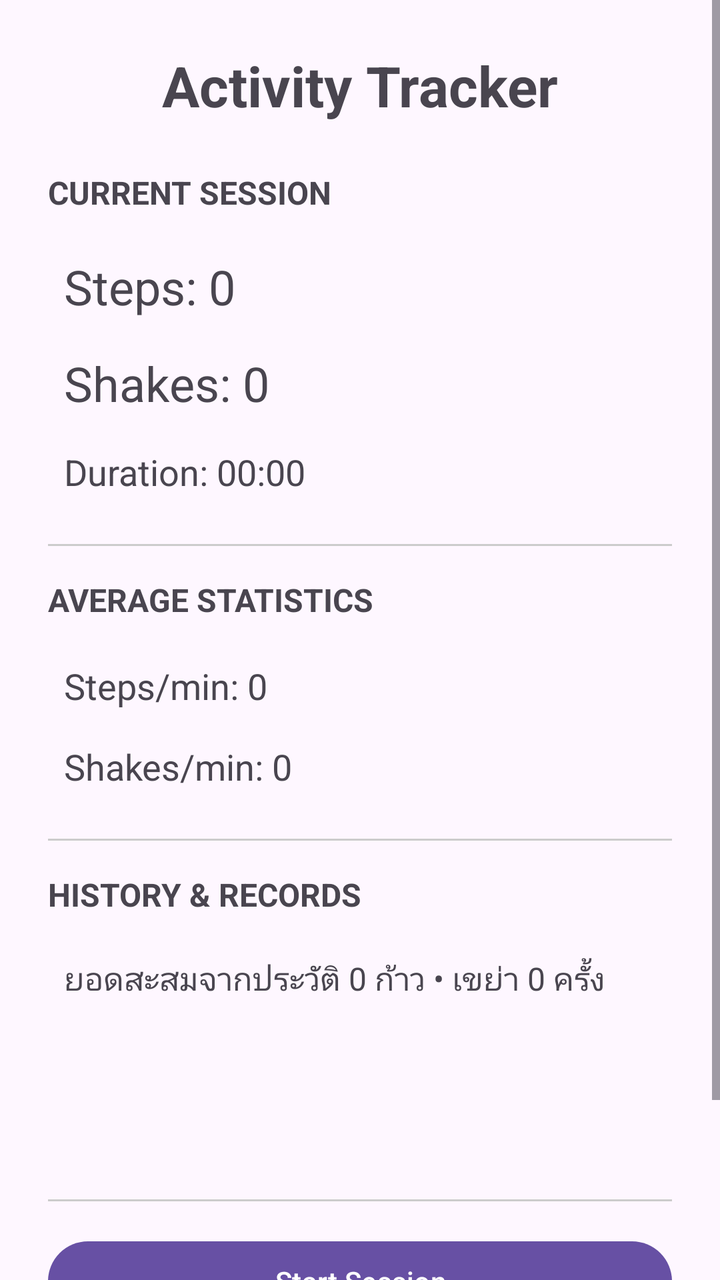
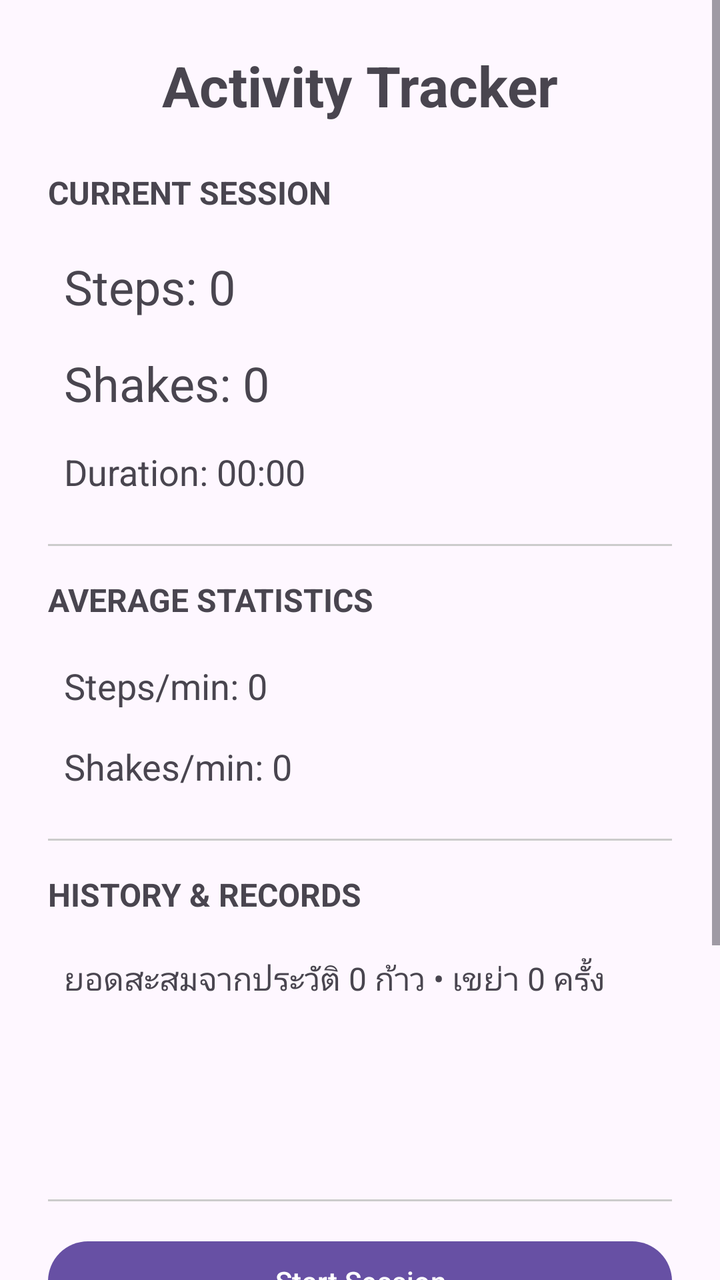

Before-and-after screenshots of an Android layout around one commit, followed by the original layout XML and the change that was made.
<!-- AndroidManifest.xml: application theme Theme.ASS2 -->
<!-- res/layout/activity_main.xml -->
<?xml version="1.0" encoding="utf-8"?>
<ScrollView xmlns:android="http://schemas.android.com/apk/res/android"
    android:id="@+id/main"
    android:layout_width="match_parent"
    android:layout_height="match_parent"
    android:fillViewport="true">

    <LinearLayout
        android:layout_width="match_parent"
        android:layout_height="wrap_content"
        android:orientation="vertical"
        android:padding="24dp">

        
        <TextView
            android:layout_width="match_parent"
            android:layout_height="wrap_content"
            android:text="Activity Tracker"
            android:textSize="28sp"
            android:textStyle="bold"
            android:gravity="center"
            android:layout_marginBottom="24dp" />

        
        <TextView
            android:layout_width="match_parent"
            android:layout_height="wrap_content"
            android:text="CURRENT SESSION"
            android:textStyle="bold"
            android:textSize="16sp"
            android:layout_marginBottom="12dp" />

        <TextView
            android:id="@+id/tvSteps"
            android:layout_width="match_parent"
            android:layout_height="wrap_content"
            android:text="Steps: 0"
            android:textSize="24sp"
            android:padding="8dp" />

        <TextView
            android:id="@+id/tvShakes"
            android:layout_width="match_parent"
            android:layout_height="wrap_content"
            android:text="Shakes: 0"
            android:textSize="24sp"
            android:padding="8dp" />

        <TextView
            android:id="@+id/tvDuration"
            android:layout_width="match_parent"
            android:layout_height="wrap_content"
            android:text="Duration: 00:00"
            android:textSize="18sp"
            android:padding="8dp" />

        <View
            android:layout_width="match_parent"
            android:layout_height="1dp"
            android:background="#CCCCCC"
            android:layout_marginVertical="16dp" />

        
        <TextView
            android:layout_width="match_parent"
            android:layout_height="wrap_content"
            android:text="AVERAGE STATISTICS"
            android:textStyle="bold"
            android:textSize="16sp"
            android:layout_marginBottom="12dp" />

        <TextView
            android:id="@+id/tvStepsPerMinute"
            android:layout_width="match_parent"
            android:layout_height="wrap_content"
            android:text="Steps/min: 0"
            android:textSize="18sp"
            android:padding="8dp" />

        <TextView
            android:id="@+id/tvShakesPerMinute"
            android:layout_width="match_parent"
            android:layout_height="wrap_content"
            android:text="Shakes/min: 0"
            android:textSize="18sp"
            android:padding="8dp" />

        <View
            android:layout_width="match_parent"
            android:layout_height="1dp"
            android:background="#CCCCCC"
            android:layout_marginVertical="16dp" />

        
        <TextView
            android:layout_width="match_parent"
            android:layout_height="wrap_content"
            android:text="HISTORY &amp; RECORDS"
            android:textStyle="bold"
            android:textSize="16sp"
            android:layout_marginBottom="12dp" />

        <TextView
            android:id="@+id/tvTotalHistory"
            android:layout_width="match_parent"
            android:layout_height="wrap_content"
            android:text="ยอดสะสมจากประวัติ 0 ก้าว • เขย่า 0 ครั้ง"
            android:textSize="16sp"
            android:padding="8dp" />

        <TextView
            android:id="@+id/tvNewStepRecord"
            android:layout_width="match_parent"
            android:layout_height="wrap_content"
            android:text=""
            android:textStyle="bold"
            android:textSize="16sp"
            android:textColor="#2E7D32"
            android:padding="8dp" />

        <TextView
            android:id="@+id/tvNewShakeRecord"
            android:layout_width="match_parent"
            android:layout_height="wrap_content"
            android:text=""
            android:textStyle="bold"
            android:textSize="16sp"
            android:textColor="#2E7D32"
            android:padding="8dp" />

        <View
            android:layout_width="match_parent"
            android:layout_height="1dp"
            android:background="#CCCCCC"
            android:layout_marginVertical="16dp" />

        
        <Button
            android:id="@+id/btnStartSession"
            android:layout_width="match_parent"
            android:layout_height="wrap_content"
            android:text="Start Session" />

        <Button
            android:id="@+id/btnStopSession"
            android:layout_width="match_parent"
            android:layout_height="wrap_content"
            android:text="Stop Session"
            android:layout_marginTop="8dp" />

    </LinearLayout>

</ScrollView>
<!-- resources referenced by this layout -->
<resources>
  <style name="Theme.ASS2" parent="Base.Theme.ASS2" />
  <style name="Base.Theme.ASS2" parent="Theme.Material3.DayNight.NoActionBar">
          
          
      </style>
</resources>

<!-- the commit's change to res/layout/activity_main.xml (unified diff, before → after) -->
@@ -148,6 +148,27 @@
             android:text="Stop Session"
             android:layout_marginTop="8dp" />
 
+        <TextView
+            android:layout_width="match_parent"
+            android:layout_height="wrap_content"
+            android:layout_marginTop="24dp"
+            android:text="@string/history_title"
+            android:textAppearance="?attr/textAppearanceTitleLarge" />
+
+        <TextView
+            android:id="@+id/history_empty"
+            android:layout_width="match_parent"
+            android:layout_height="wrap_content"
+            android:gravity="center"
+            android:padding="24dp"
+            android:text="@string/history_empty" />
+
+        <androidx.recyclerview.widget.RecyclerView
+            android:id="@+id/history_list"
+            android:layout_width="match_parent"
+            android:layout_height="wrap_content"
+            android:nestedScrollingEnabled="false"
+            android:visibility="gone" />
     </LinearLayout>
 
 </ScrollView>
<!-- resource entries referenced after the edit -->
@@ -1,5 +1,7 @@
 <!-- resources referenced by this layout -->
 <resources>
+  <string name="history_empty">ยังไม่มีประวัติกิจกรรม</string>
+  <string name="history_title">ประวัติกิจกรรม</string>
   <style name="Theme.ASS2" parent="Base.Theme.ASS2" />
   <style name="Base.Theme.ASS2" parent="Theme.Material3.DayNight.NoActionBar">
           
